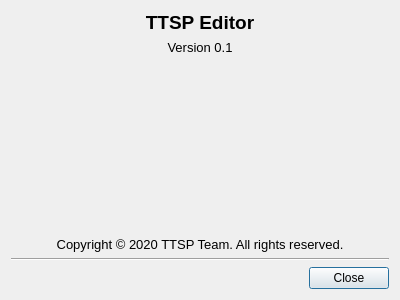
First picture: the form in game/src/leveleditor/designer/about.ui, repository tsp-team/ttsp-src, before the edit.
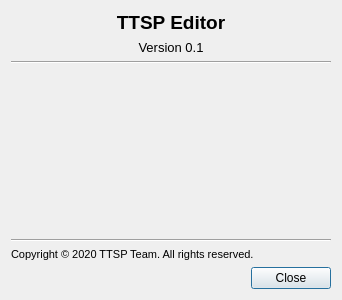
Second picture: the form after the edit.

Commit message: leveleditor: adjust styling, improve about dialog

The edit to the form file:
```diff
--- a/game/src/leveleditor/designer/about.ui
+++ b/game/src/leveleditor/designer/about.ui
@@ -6,7 +6,7 @@
    <rect>
     <x>0</x>
     <y>0</y>
-    <width>400</width>
+    <width>342</width>
     <height>300</height>
    </rect>
   </property>
@@ -14,31 +14,25 @@
    <string>About</string>
   </property>
   <layout class="QGridLayout" name="gridLayout">
-   <item row="3" column="0">
-    <spacer name="verticalSpacer">
+   <item row="5" column="0">
+    <widget class="Line" name="line_2">
      <property name="orientation">
-      <enum>Qt::Vertical</enum>
+      <enum>Qt::Horizontal</enum>
      </property>
-     <property name="sizeHint" stdset="0">
-      <size>
-       <width>20</width>
-       <height>40</height>
-      </size>
-     </property>
-    </spacer>
+    </widget>
    </item>
    <item row="6" column="0">
     <widget class="QLabel" name="label">
      <property name="font">
       <font>
-       <pointsize>10</pointsize>
+       <pointsize>8</pointsize>
       </font>
      </property>
      <property name="text">
       <string>Copyright © 2020 TTSP Team. All rights reserved.</string>
      </property>
      <property name="alignment">
-      <set>Qt::AlignCenter</set>
+      <set>Qt::AlignLeading|Qt::AlignLeft|Qt::AlignVCenter</set>
      </property>
     </widget>
    </item>
@@ -59,13 +53,35 @@
      </property>
     </widget>
    </item>
-   <item row="7" column="0">
-    <widget class="Line" name="line">
-     <property name="orientation">
-      <enum>Qt::Horizontal</enum>
+   <item row="2" column="0">
+    <widget class="QLabel" name="lblVersion">
+     <property name="font">
+      <font>
+       <pointsize>10</pointsize>
+       <kerning>true</kerning>
+      </font>
+     </property>
+     <property name="text">
+      <string>Version 0.1</string>
+     </property>
+     <property name="alignment">
+      <set>Qt::AlignCenter</set>
      </property>
     </widget>
    </item>
+   <item row="4" column="0">
+    <spacer name="verticalSpacer">
+     <property name="orientation">
+      <enum>Qt::Vertical</enum>
+     </property>
+     <property name="sizeHint" stdset="0">
+      <size>
+       <width>20</width>
+       <height>40</height>
+      </size>
+     </property>
+    </spacer>
+   </item>
    <item row="8" column="0">
     <widget class="QDialogButtonBox" name="buttonBox">
      <property name="orientation">
@@ -76,18 +92,10 @@
      </property>
     </widget>
    </item>
-   <item row="2" column="0">
-    <widget class="QLabel" name="lblVersion">
-     <property name="font">
-      <font>
-       <pointsize>10</pointsize>
-      </font>
-     </property>
-     <property name="text">
-      <string>Version 0.1</string>
-     </property>
-     <property name="alignment">
-      <set>Qt::AlignCenter</set>
+   <item row="3" column="0">
+    <widget class="Line" name="line">
+     <property name="orientation">
+      <enum>Qt::Horizontal</enum>
      </property>
     </widget>
    </item>
```
The commit also changes 2 other files.
